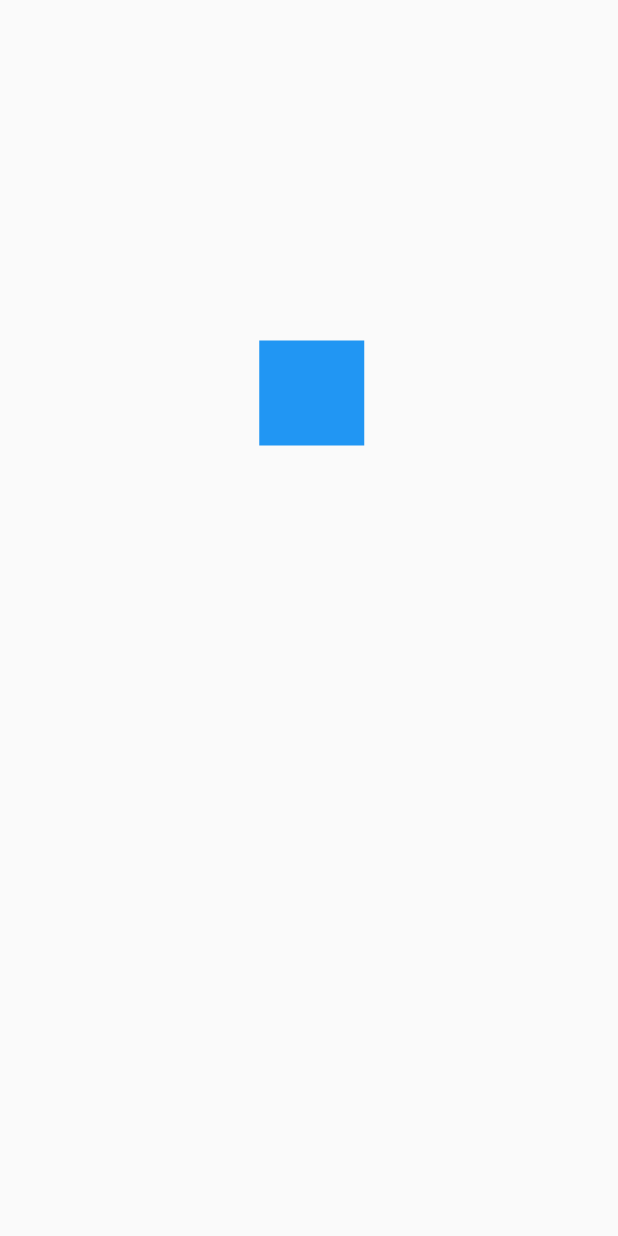
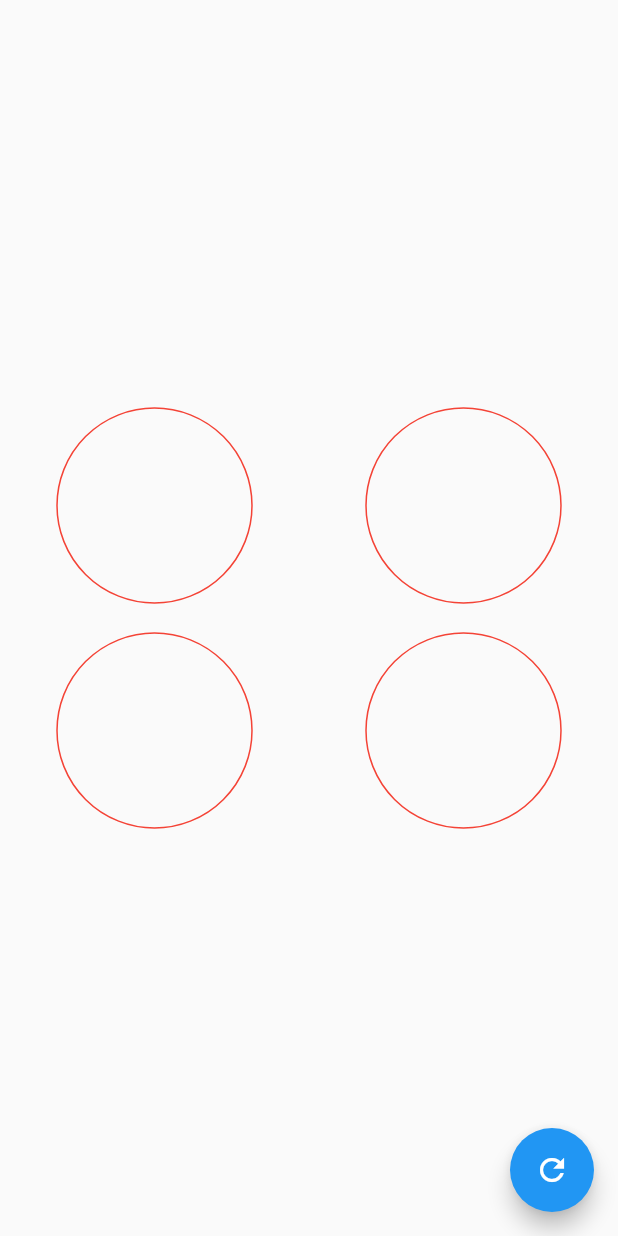
Before and after one commit to DannyStrelok/flutter_custom_painter_practica, a Flutter app: the screen it shows after launch, on a phone screen of 412 x 824 dp. Run offline on Flutter 3.47's test engine with Material 2 defaults, Android fonts, the phone set to English and light mode, and no system bars.

Commit message:
Nuevo widget animado, un circulo que se rellena porcentualmente

```diff
--- a/lib/main.dart
+++ b/lib/main.dart
@@ -1,6 +1,8 @@
 import 'package:flutter/material.dart';
 import 'package:flutter_custom_painter/src/challenges/cuadrado_animado_screen.dart';
 import 'package:flutter_custom_painter/src/screens/animaciones_screen.dart';
+import 'package:flutter_custom_painter/src/screens/graficas_circulares_screen.dart';
+import 'file:///C:/Workspace/curso_flutter/12_practica_custom_painter/flutter_custom_painter/lib/src/labs/circula_progress_screen.dart';
 import 'package:flutter_custom_painter/src/screens/headers_screen.dart';
 
 void main() => runApp(MyApp());
@@ -11,7 +13,7 @@ class MyApp extends StatelessWidget {
     return MaterialApp(
       debugShowCheckedModeBanner: false,
       title: 'Diseños',
-      home: CuadradoAnimadoScreen()
+      home: GraficasCircularesScreen()
     );
   }
 }
--- /dev/null
+++ b/lib/src/screens/graficas_circulares_screen.dart
@@ -0,0 +1,84 @@
+import 'package:flutter/material.dart';
+import 'package:flutter_custom_painter/src/widgets/radial_progress.dart';
+
+class GraficasCircularesScreen extends StatefulWidget {
+  @override
+  _GraficasCircularesScreenState createState() =>
+      _GraficasCircularesScreenState();
+}
+
+class _GraficasCircularesScreenState extends State<GraficasCircularesScreen> {
+  double porcentaje = 0.0;
+
+  @override
+  Widget build(BuildContext context) {
+    return Scaffold(
+      floatingActionButton: FloatingActionButton(
+        onPressed: () {
+          setState(() {
+            porcentaje += 10;
+            if (porcentaje > 100) {
+              porcentaje = 0;
+            }
+          });
+        },
+        child: Icon(Icons.refresh),
+      ),
+      body: Column(
+        mainAxisAlignment: MainAxisAlignment.center,
+        children: [
+          Row(
+            mainAxisAlignment: MainAxisAlignment.spaceAround,
+            children: [
+              Container(
+                width: 150,
+                height: 150,
+                child: RadiaProgress(
+                  porcentaje: porcentaje,
+                  colorPrimario: Colors.green,
+                  colorSecundario: Colors.red,
+                  grosorSecundario: 1.0,
+                ),
+              ),
+              Container(
+                width: 150,
+                height: 150,
+                child: RadiaProgress(
+                  porcentaje: porcentaje,
+                  colorPrimario: Colors.green,
+                  colorSecundario: Colors.red,
+                  grosorSecundario: 1.0,
+                ),
+              )
+            ],
+          ),
+          Row(
+            mainAxisAlignment: MainAxisAlignment.spaceAround,
+            children: [
+              Container(
+                width: 150,
+                height: 150,
+                child: RadiaProgress(
+                  porcentaje: porcentaje,
+                  colorPrimario: Colors.green,
+                  colorSecundario: Colors.red,
+                  grosorSecundario: 1.0,
+                ),
+              ),
+              Container(
+                width: 150,
+                height: 150,
+                child: RadiaProgress(
+                  porcentaje: porcentaje,
+                  colorPrimario: Colors.green,
+                  colorSecundario: Colors.red,
+                  grosorSecundario: 1.0,
+                ),
+              )
+            ],
+          )
+        ],
+      )
+    );
+  }
+}
--- /dev/null
+++ b/lib/src/widgets/radial_progress.dart
@@ -0,0 +1,118 @@
+import 'dart:math';
+
+import 'package:flutter/material.dart';
+
+class RadiaProgress extends StatefulWidget {
+  final double porcentaje;
+  final Color colorPrimario;
+  final Color colorSecundario;
+  final double grosorSecundario;
+
+  RadiaProgress(
+      {@required this.porcentaje,
+      this.colorPrimario = Colors.blue,
+      this.colorSecundario = Colors.grey,
+      this.grosorSecundario = 4.0});
+
+  @override
+  _RadiaProgressState createState() => _RadiaProgressState();
+}
+
+class _RadiaProgressState extends State<RadiaProgress>
+    with SingleTickerProviderStateMixin {
+  AnimationController animationController;
+  double porcentajeAnterior;
+
+  @override
+  void initState() {
+    super.initState();
+    porcentajeAnterior = widget.porcentaje;
+    animationController = new AnimationController(
+        vsync: this, duration: Duration(milliseconds: 400));
+  }
+
+  @override
+  void dispose() {
+    animationController.dispose();
+    super.dispose();
+  }
+
+  @override
+  Widget build(BuildContext context) {
+    animationController.forward(from: 0.0);
+
+    final diferenciaAnimacion = widget.porcentaje - porcentajeAnterior;
+    porcentajeAnterior = widget.porcentaje;
+
+    return AnimatedBuilder(
+        animation: animationController,
+        builder: (BuildContext context, Widget child) {
+          return Container(
+              padding: EdgeInsets.all(10.0),
+              width: double.infinity,
+              height: double.infinity,
+              child: CustomPaint(
+                painter: _RadiaProgressPainter(
+                    (widget.porcentaje - diferenciaAnimacion) +
+                        (diferenciaAnimacion * animationController.value),
+                    widget.colorPrimario,
+                    widget.colorSecundario,
+                    widget.grosorSecundario),
+              ));
+        });
+  }
+}
+
+class _RadiaProgressPainter extends CustomPainter {
+  final double porcentaje;
+  final Color colorPrimario;
+  final Color colorSecundario;
+  final double grosorSecundario;
+
+  _RadiaProgressPainter(this.porcentaje, this.colorPrimario,
+      this.colorSecundario, this.grosorSecundario);
+
+  @override
+  void paint(Canvas canvas, Size size) {
+
+    final Gradient gradiente = new LinearGradient(
+      colors: [
+        Colors.red,
+        Colors.yellow,
+        Colors.red
+      ]
+    );
+    final Rect rect = new Rect.fromCircle(
+      center: Offset(0.0, 0.0),
+      radius: 180.0
+    );
+
+    // PRIMER CIRCULO
+    final paint = new Paint()
+      ..strokeWidth = this.grosorSecundario
+      ..color = this.colorSecundario
+      ..style = PaintingStyle.stroke;
+
+    final Offset center = new Offset(size.width / 2, size.height / 2);
+    final double radius = min(size.width / 2, size.height / 2);
+
+    canvas.drawCircle(center, radius, paint);
+
+    // ARCO
+    final paintArco = new Paint()
+      ..strokeWidth = 10
+      // ..color = this.colorPrimario
+      ..shader = gradiente.createShader(rect)
+      ..strokeCap = StrokeCap.round
+      ..style = PaintingStyle.stroke;
+
+    double arcoAngulo = 2 * pi * (porcentaje / 100);
+    canvas.drawArc(Rect.fromCircle(center: center, radius: radius), -pi / 2,
+        arcoAngulo, false, paintArco);
+  }
+
+  @override
+  bool shouldRepaint(covariant CustomPainter oldDelegate) {
+    return true;
+  }
+}
```
Also changed, not shown: lib/src/labs/circula_progress_screen.dart (added, +112 -0 lines).
